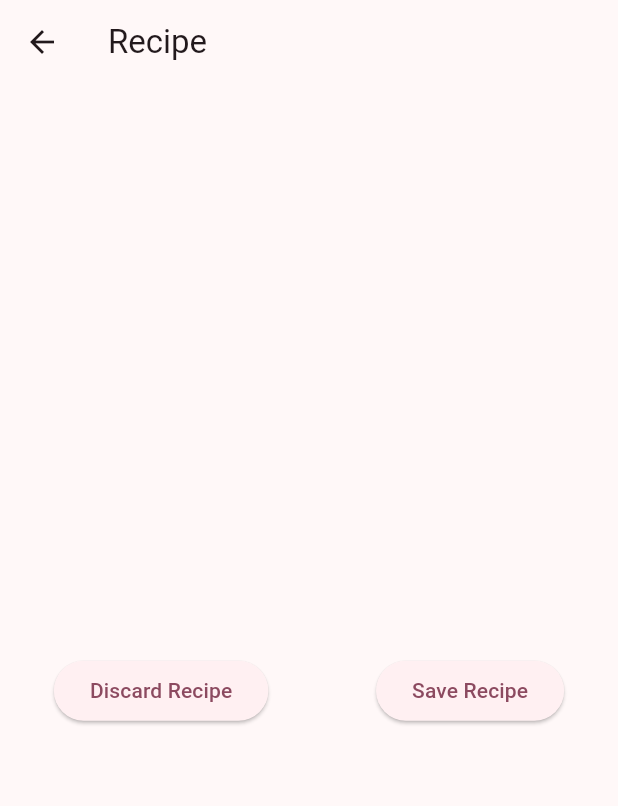
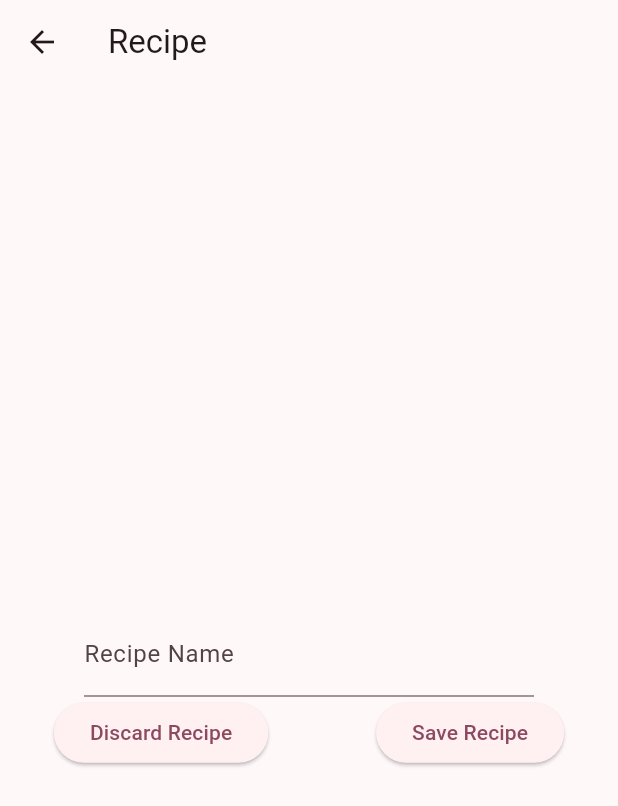
Before and after one commit to darrowball13/SousChef-Copilot, a Flutter app: the RecipeScreen screen opened directly with empty values, on a phone screen of 412 x 824 dp. Shown: the top 806 px of the screen. Run offline on Flutter 3.47's test engine with Material 3 defaults, Android fonts, the phone set to English and light mode, and no system bars; our stand-ins replace flutter_dotenv, google_generative_ai, image_picker, sqflite, sqflite_common_ffi; accounts and stored records are empty.

Commit message:
Updated Favorite Page functionality

```diff
--- a/SousChef_App/souschef/lib/database.dart
+++ b/SousChef_App/souschef/lib/database.dart
@@ -4,26 +4,29 @@ import 'package:path/path.dart';
 class Recipe {
   final int? id;
   final String text;
+  final String name;
 
   Recipe({
     this.id,
     required this.text,
+    required this.name,
   });
 
   Map<String, dynamic> toMap() {
-    return {'id': id, 'text': text};
+    return {'id': id, 'text': text, 'name': name,};
   }
 
   factory Recipe.fromMap(Map<String, dynamic> map) {
     return Recipe(
       id: map['id'],
       text: map['text'],
+      name: map['name'],
     );
   }
 }
 
 class DatabaseHelper {
-  static final _databaseName = 'recipelist.db';
+  static final _databaseName = 'recipelist_v2.db';
   static final _databaseVersion = 1;
   static final _table = 'recipes';
 
@@ -49,7 +52,8 @@ class DatabaseHelper {
     await db.execute('''
       CREATE TABLE $_table (
         id INTEGER PRIMARY KEY AUTOINCREMENT,
-        text TEXT
+        text TEXT,
+        name TEXT
       )
     ''');
   }
@@ -59,6 +63,11 @@ class DatabaseHelper {
     return await db.insert(_table, recipe.toMap());
   }
 
+  Future<void> deleteRecipe(int id) async {
+  Database db = await instance.database;
+  await db.delete(_table, where: 'id = ?', whereArgs: [id]);
+}
+
   Future<List<Recipe>> getRecipes() async {
     Database db = await instance.database;
     final List<Map<String, dynamic>> maps = await db.query(_table);
--- a/SousChef_App/souschef/lib/favorites.dart
+++ b/SousChef_App/souschef/lib/favorites.dart
@@ -23,35 +23,66 @@ class _FavoritesPageState extends State<FavoritesPage> {
     });
   }
 
+  Future<void> _deleteRecipe(int id) async {
+    await DatabaseHelper.instance.deleteRecipe(id);
+    _loadRecipes();
+  }
+
   @override
   Widget build(BuildContext context) {
     return ListView.builder(
       itemCount: _recipes.length,
       itemBuilder: (context, index) {
         final recipe = _recipes[index];
-        return ListTile(
-          title: Text(recipe.text),
-          // Add other details like timestamp, etc., as needed
-        );
+       return Dismissible(
+          key: Key(recipe.id.toString()),
+
+          background: Container(color: Colors.red),
+          onDismissed: (direction) {
+            _deleteRecipe(recipe.id!);
+          },
+          child: ListTile(
+            title: Text(recipe.name),
+
+            onTap: () {
+            // Navigate to a new screen or dialog to display the full recipe
+            Navigator.push(
+              context,
+              MaterialPageRoute(
+                builder: (context) => RecipeDetailsScreen(recipe: recipe),
+              ),
+            );
+          },
+
+            trailing: IconButton(
+              icon: Icon(Icons.delete),
+              onPressed: () {
+                _deleteRecipe(recipe.id!);
+              },
+            ),
+          ),
+       );
       },
     );
   }
 }
 
+class RecipeDetailsScreen extends StatelessWidget {
+  final Recipe recipe;
 
-// import 'package:flutter/material.dart';
+  const RecipeDetailsScreen({required this.recipe});
 
-// class FavoritesPage extends StatelessWidget {
-//   @override
-//   Widget build(BuildContext context) {
+  @override
+  Widget build(BuildContext context) {
+    return Scaffold(
+      appBar: AppBar(
+        title: Text(recipe.name),
+      ),
+      body: Padding(
+        padding: const EdgeInsets.all(16.0),
+        child: Text(recipe.text),
 
-//     return ListView(
-//       children: [
-//         Padding(
-//           padding: const EdgeInsets.all(20),
-//           child: Text('Your favorite recipes:'),
-//         ),
-//       ],
-//     );
-//   }
-// }
+      ),
+    );
+  }
+}
--- a/SousChef_App/souschef/lib/recipe_text.dart
+++ b/SousChef_App/souschef/lib/recipe_text.dart
@@ -9,8 +9,9 @@ void main() {
 
 class RecipeScreen extends StatelessWidget {
   final String recipe;
+  final TextEditingController nameController = TextEditingController();
 
-  const RecipeScreen({super.key, required this.recipe});
+  RecipeScreen({super.key, required this.recipe});
 
   @override
   Widget build(BuildContext context) {
@@ -33,6 +34,17 @@ class RecipeScreen extends StatelessWidget {
             ),
             const SizedBox(width: 300, height: 20),
 
+          SizedBox(
+            width: 300,
+            child: TextField(
+              controller: nameController,
+              decoration: InputDecoration(
+                labelText: 'Recipe Name',
+              ),
+            ),
+          ),
+
+
           Row(
               mainAxisAlignment: MainAxisAlignment.spaceAround,
               children: [
@@ -50,7 +62,7 @@ class RecipeScreen extends StatelessWidget {
                 ),
                 ElevatedButton(
                   onPressed: () async {
-                    final recipeToSave = Recipe(text: recipe);
+                    final recipeToSave = Recipe(text: recipe, name: nameController.text,);
                     await DatabaseHelper.instance.insertRecipe(recipeToSave);
                     ScaffoldMessenger.of(context).showSnackBar(
                         const SnackBar(
```
